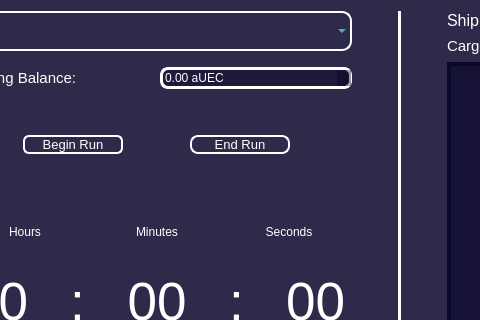
Qt form widget.ui (JusDooEt/SC-Cargo-Log-Qt) before a commit; both pictures show x 89 to 569 and y 0 to 320 of the 977 by 703 pixel window.
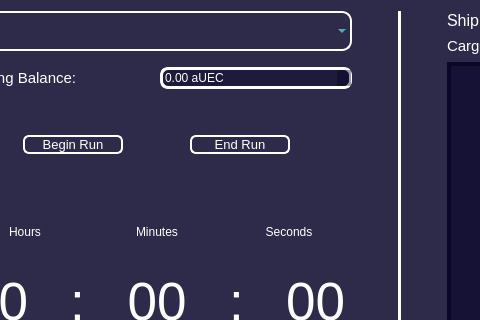
The same form after that commit.

What changed in the file:
```diff
--- a/widget.ui
+++ b/widget.ui
@@ -754,7 +754,7 @@
               </font>
              </property>
              <property name="styleSheet">
-              <string notr="true">border-radius: 8px</string>
+              <string notr="true"/>
              </property>
              <property name="text">
               <string>End Run</string>
```
